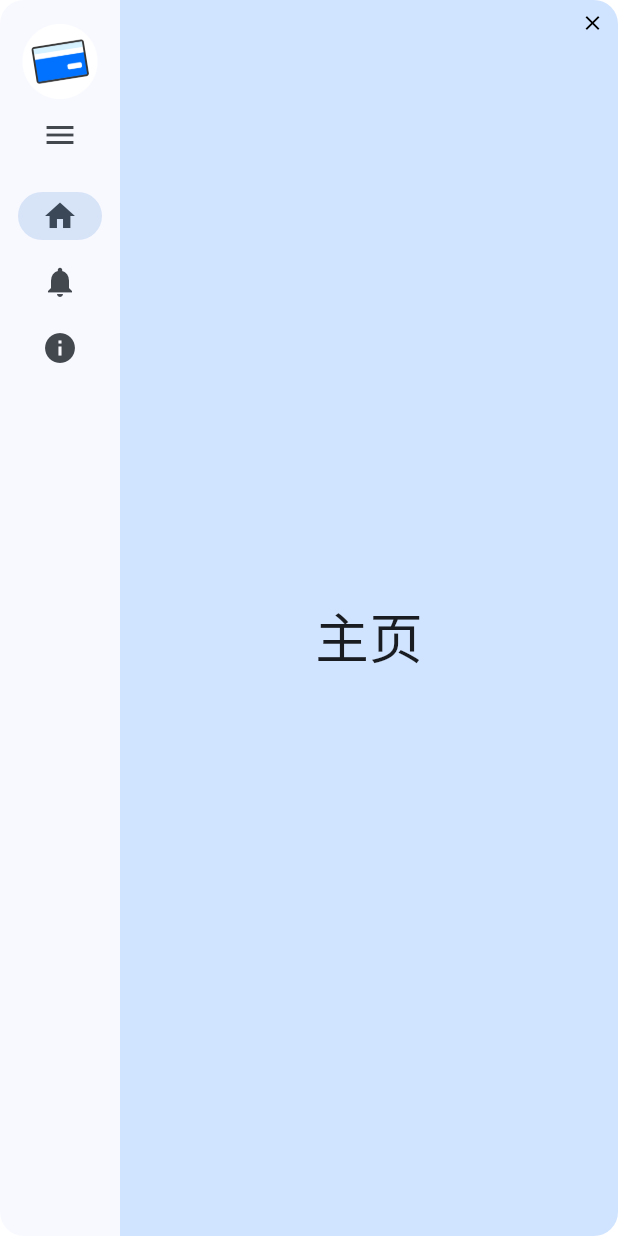
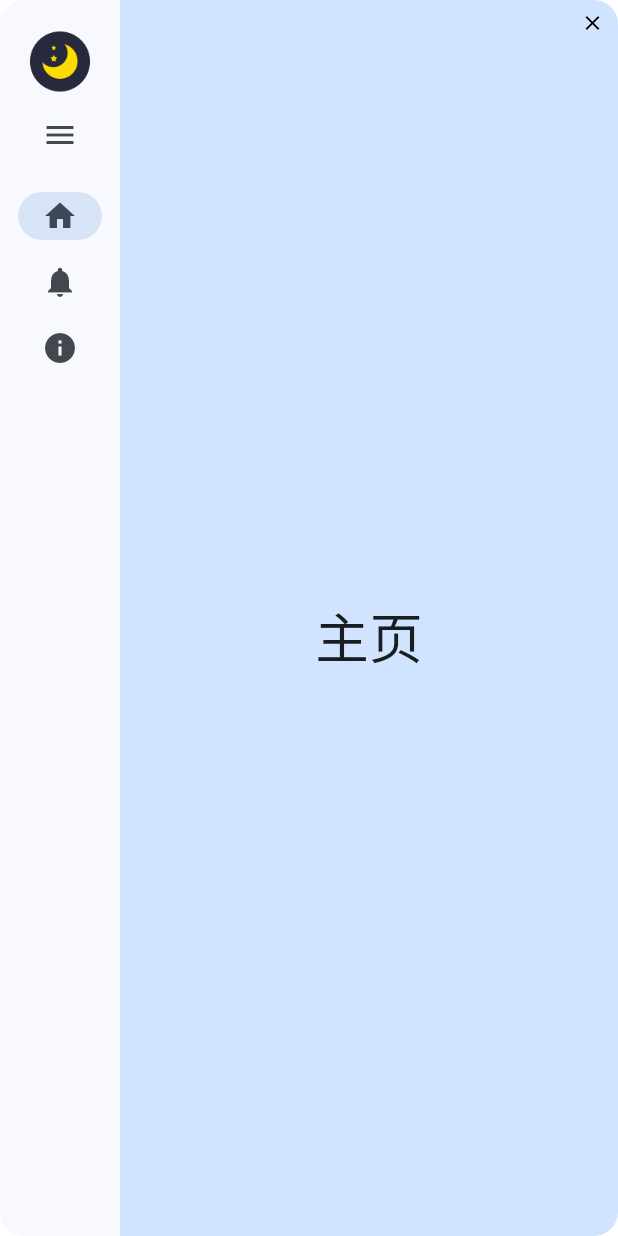
Before and after one commit to KiriRainCat/scannmay_toolkit, a Flutter app: the screen it shows after launch, on a phone screen of 412 x 824 dp. Run offline on Flutter 3.47's test engine with Material 2 defaults, Android fonts, the phone set to English and light mode, and no system bars; our stand-ins replace dio, get, isar, package_info_plus; missing offline and left inert: dart:ffi, hotkey_manager, local_notifier, puppeteer, system_tray, win32 and 3 more; accounts and stored records are empty; generated files the repository leaves out were written again; Roboto replaces fonts that are missing (SourceHanSansSC); statements that could not run were skipped.

Commit message:
✨ feat: 改个应用内icon (临时)

```diff
--- a/lib/views/global_nav/global_nav_view.dart
+++ b/lib/views/global_nav/global_nav_view.dart
@@ -33,7 +33,7 @@ class _GlobalNavViewState extends State<GlobalNavView> {
             leading: Column(
               children: [
                 const SizedBox(height: 8),
-                Image.asset("assets/images/tray_icon.png", width: 50, isAntiAlias: true),
+                Image.asset("assets/images/icon.png", width: 50, isAntiAlias: true),
                 IconButton(
                   onPressed: () => setState(() => navExpanded = !navExpanded),
                   icon: menuIcon,
```
Also changed, not shown: assets/images/icon.png (added).
